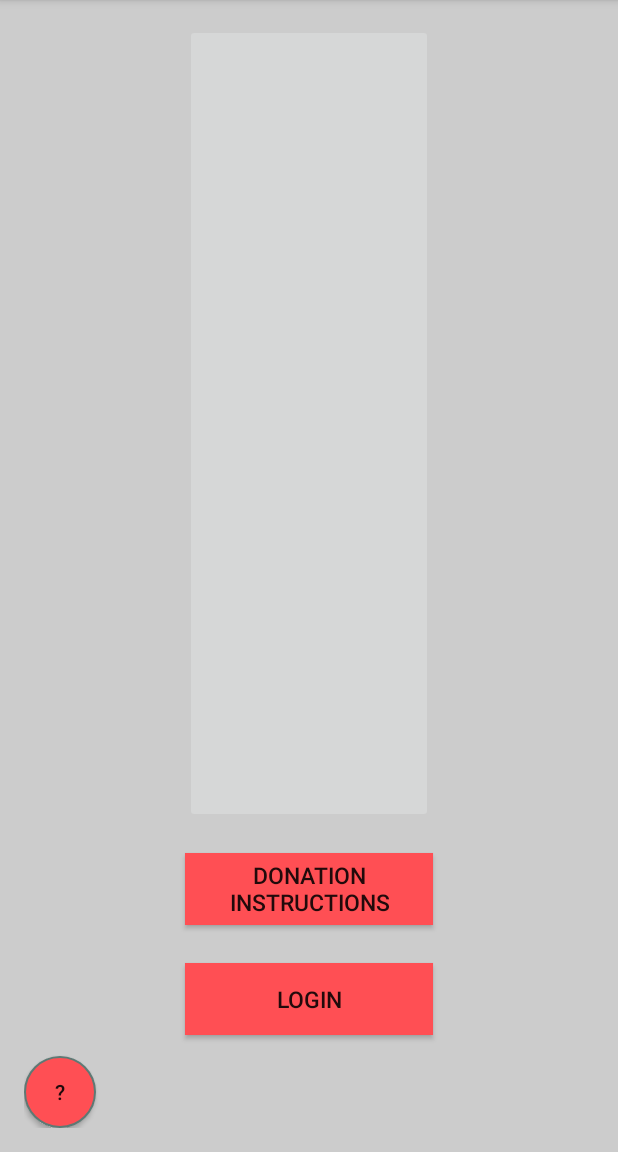
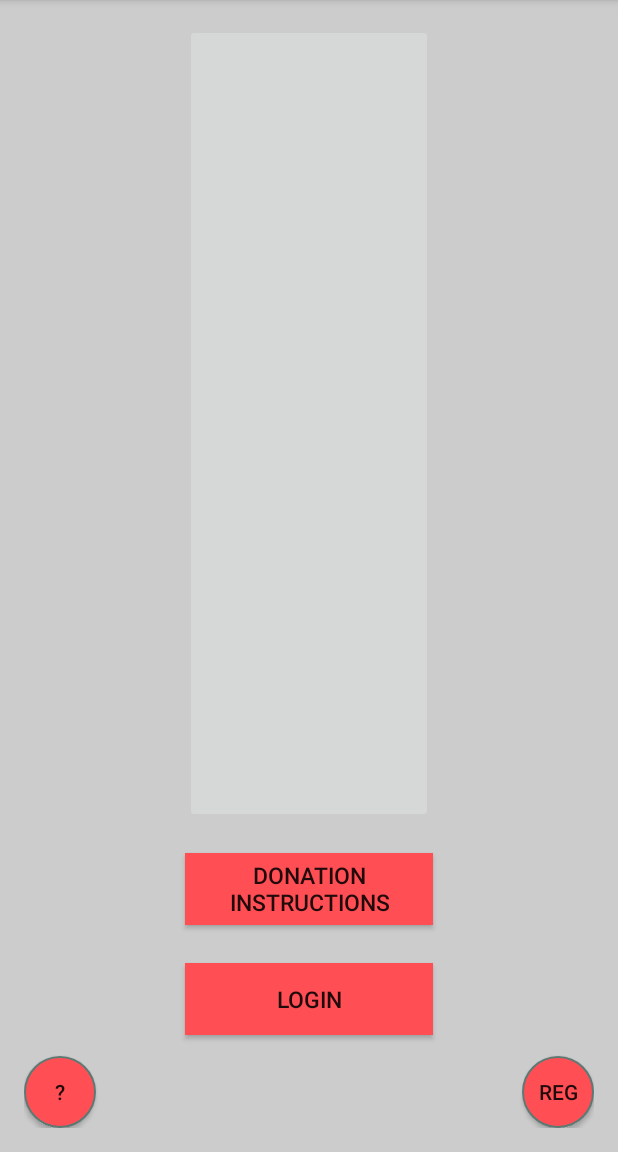
Before and after one commit to denix00/Blood4You, an Android app: the screen it shows after launch (MainActivity), on a phone screen of 412 x 824 dp, the part 84-1236 px from its top. Run offline under Robolectric (Android 15) with nearby library versions, the phone set to English and light mode, and no system bars.

Commit message:
- reg btn

```diff
--- a/app/src/main/res/layout/activity_main.xml
+++ b/app/src/main/res/layout/activity_main.xml
@@ -59,11 +59,23 @@
         android:layout_height="wrap_content"
         android:text="@string/btnHelp"
         android:id="@+id/btnHelp"
+        android:background="@drawable/round_btn"
+        android:clickable="true"
+        android:onClick="clickHandlerHelp"
         android:layout_alignParentBottom="true"
         android:layout_alignParentLeft="true"
-        android:layout_alignParentStart="true"
+        android:layout_alignParentStart="true" />
+
+    <Button
+        style="?android:attr/buttonStyleSmall"
+        android:layout_width="wrap_content"
+        android:layout_height="wrap_content"
+        android:text="@string/btnReg"
+        android:id="@+id/btnReg"
         android:background="@drawable/round_btn"
         android:clickable="true"
-        android:onClick="clickHandlerHelp"/>
+        android:layout_alignParentBottom="true"
+        android:layout_alignParentRight="true"
+        android:layout_alignParentEnd="true" />
 
 </RelativeLayout>
--- a/app/src/main/res/values/strings.xml
+++ b/app/src/main/res/values/strings.xml
@@ -13,6 +13,7 @@
     <string name="btnInstructions">Donation instructions</string>
     <string name="btnLogin">Login</string>
     <string name="btnHelp">\?</string>
+    <string name="btnReg">\reg</string>
     <string name="title_activity_instructions">Donation instructions</string>
 
     <string name="instructions">INSTRUCTIONS AND REMARKS FOR DONATING\n\n\n
```
